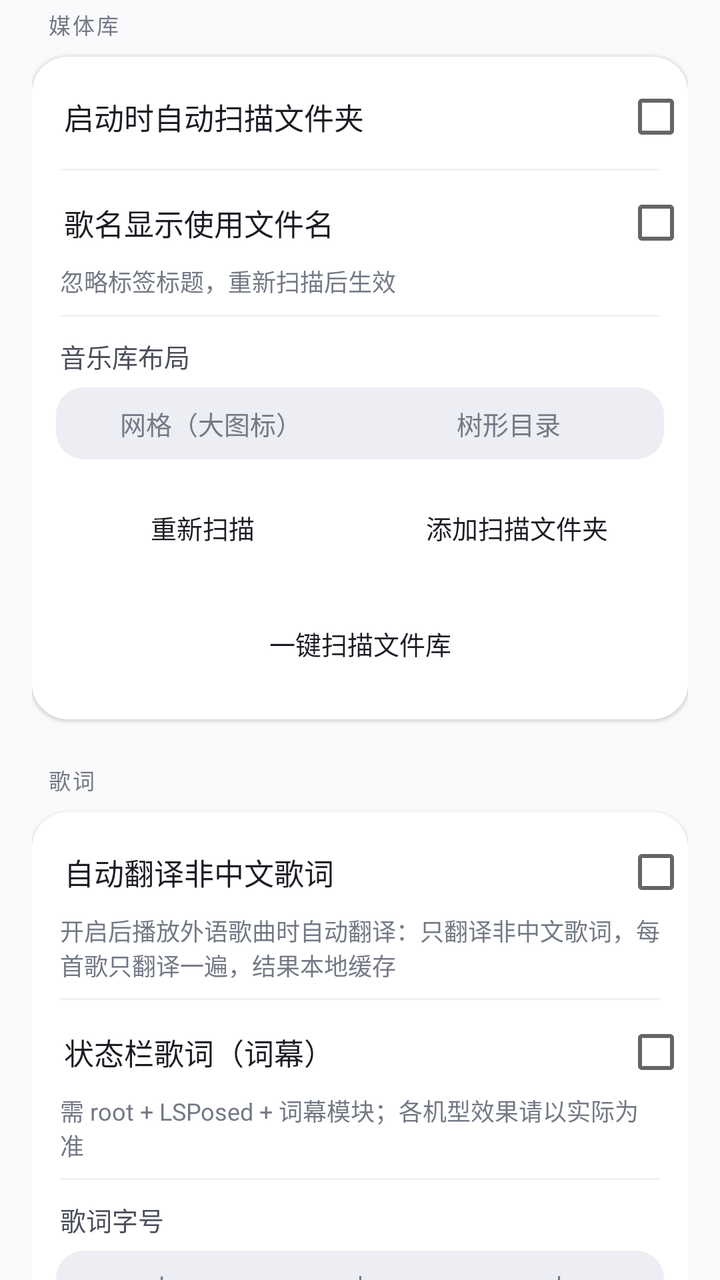
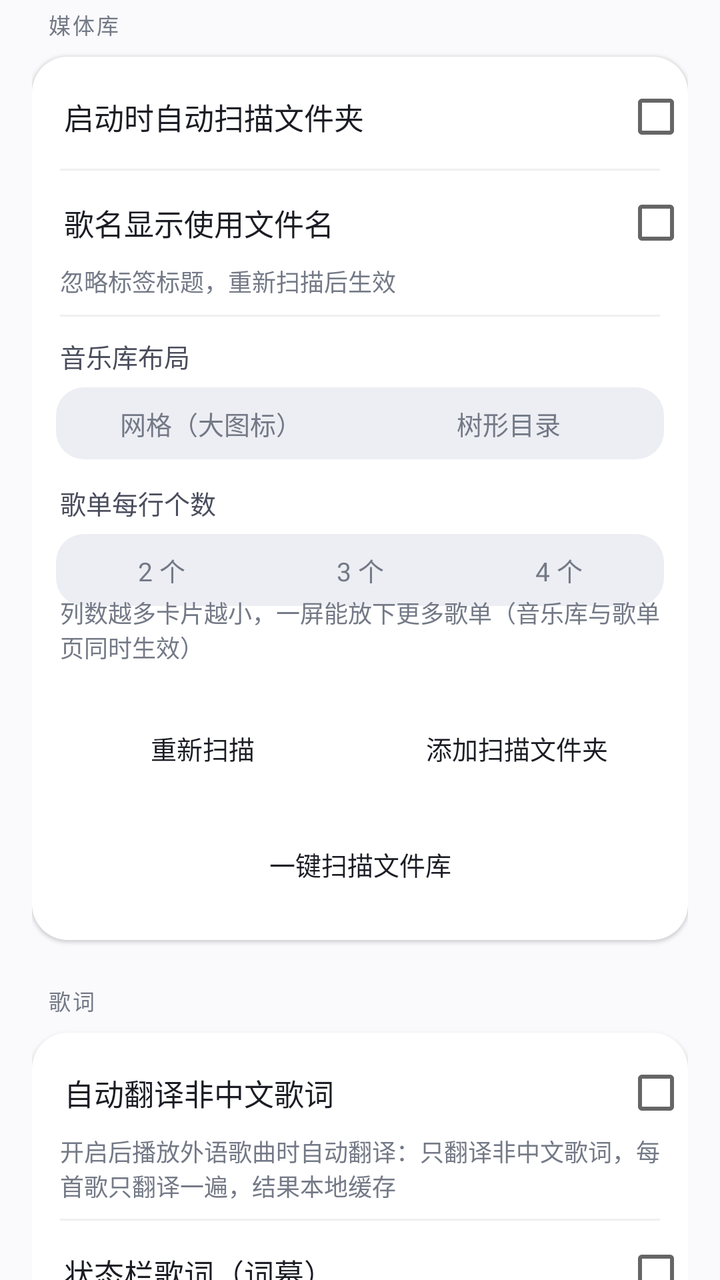

An Android layout rendered at two revisions. The XML below is the earlier revision; the diff shows what the commit changed to produce the second picture.
<!-- AndroidManifest.xml: application theme Theme.SubtitlePlayer -->
<!-- res/layout/settings_dialog.xml -->
<?xml version="1.0" encoding="utf-8"?>
<ScrollView xmlns:android="http://schemas.android.com/apk/res/android"
    android:layout_width="match_parent"
    android:layout_height="match_parent"
    android:overScrollMode="ifContentScrolls"
    android:scrollbars="none">

    <LinearLayout
        android:layout_width="match_parent"
        android:layout_height="wrap_content"
        android:orientation="vertical"
        android:paddingStart="16dp"
        android:paddingEnd="16dp"
        android:paddingTop="2dp"
        android:paddingBottom="10dp">

        
        <TextView
            style="@style/SettingsSection"
            android:layout_marginTop="2dp"
            android:text="@string/settings_cat_library" />

        <LinearLayout style="@style/SettingsCard">

            <CheckBox
                android:id="@+id/chkAutoScan"
                style="@style/SettingsSwitch"
                android:text="@string/auto_scan" />

            <View style="@style/SettingsDivider" />

            <CheckBox
                android:id="@+id/chkTitleFromFilename"
                style="@style/SettingsSwitch"
                android:text="@string/title_from_filename" />

            <TextView
                style="@style/SettingsHint"
                android:text="@string/title_from_filename_hint" />

            <View style="@style/SettingsDivider" />

            <TextView
                style="@style/SettingsLabel"
                android:layout_marginTop="10dp"
                android:text="@string/lib_layout" />

            <RadioGroup
                android:id="@+id/rgLibLayout"
                style="@style/SettingsSegment">

                <RadioButton
                    android:id="@+id/rbLibGrid"
                    style="@style/SettingsSegItem"
                    android:tag="0"
                    android:text="@string/lib_grid" />

                <RadioButton
                    android:id="@+id/rbLibTree"
                    style="@style/SettingsSegItem"
                    android:tag="1"
                    android:text="@string/lib_tree" />
            </RadioGroup>

            <LinearLayout style="@style/SettingsBtnRow">

                <Button
                    android:id="@+id/btnRescanNow"
                    style="@style/BtnStyle"
                    android:layout_width="0dp"
                    android:layout_height="wrap_content"
                    android:layout_marginEnd="5dp"
                    android:layout_weight="1"
                    android:text="@string/rescan" />

                <Button
                    android:id="@+id/btnChangeFolder"
                    style="@style/BtnStyle"
                    android:layout_width="0dp"
                    android:layout_height="wrap_content"
                    android:layout_marginStart="5dp"
                    android:layout_weight="1"
                    android:text="@string/change_folder" />
            </LinearLayout>

            
            <LinearLayout style="@style/SettingsBtnRow"
                android:layout_marginTop="4dp">

                <Button
                    android:id="@+id/btnScanAll"
                    style="@style/BtnStyle"
                    android:layout_width="match_parent"
                    android:layout_height="wrap_content"
                    android:text="@string/scan_all" />
            </LinearLayout>
        </LinearLayout>

        
        <TextView
            style="@style/SettingsSection"
            android:text="@string/settings_cat_lyrics" />

        <LinearLayout style="@style/SettingsCard">

            <CheckBox
                android:id="@+id/chkAutoTrans"
                style="@style/SettingsSwitch"
                android:text="@string/auto_trans" />

            <TextView
                style="@style/SettingsHint"
                android:text="@string/auto_trans_hint" />

            <View style="@style/SettingsDivider" />

            <CheckBox
                android:id="@+id/chkLyricon"
                style="@style/SettingsSwitch"
                android:text="@string/lyricon_enabled" />

            <TextView
                style="@style/SettingsHint"
                android:text="@string/lyricon_hint" />

            <View style="@style/SettingsDivider" />

            <TextView
                style="@style/SettingsLabel"
                android:layout_marginTop="10dp"
                android:text="@string/lyric_size_label" />

            <RadioGroup
                android:id="@+id/rgLyricSize"
                style="@style/SettingsSegment">

                <RadioButton
                    android:id="@+id/rbLyricSmall"
                    style="@style/SettingsSegItem"
                    android:tag="15"
                    android:text="@string/size_small" />

                <RadioButton
                    android:id="@+id/rbLyricMid"
                    style="@style/SettingsSegItem"
                    android:tag="18"
                    android:text="@string/size_medium" />

                <RadioButton
                    android:id="@+id/rbLyricLarge"
                    style="@style/SettingsSegItem"
                    android:tag="22"
                    android:text="@string/size_large" />
            </RadioGroup>

            <TextView
                style="@style/SettingsLabel"
                android:text="@string/lyric_font_label" />

            <RadioGroup
                android:id="@+id/rgFont"
                style="@style/SettingsSegment"
                android:layout_marginBottom="4dp">

                <RadioButton
                    android:id="@+id/rbFontDefault"
                    style="@style/SettingsSegItem"
                    android:tag="0"
                    android:text="@string/font_default" />

                <RadioButton
                    android:id="@+id/rbFontSerif"
                    style="@style/SettingsSegItem"
                    android:tag="1"
                    android:text="@string/font_serif" />

                <RadioButton
                    android:id="@+id/rbFontMono"
                    style="@style/SettingsSegItem"
                    android:tag="2"
                    android:text="@string/font_mono" />
            </RadioGroup>
        </LinearLayout>

        
        <TextView
            style="@style/SettingsSection"
            android:text="@string/settings_cat_desktop" />

        <LinearLayout style="@style/SettingsCard">

            <CheckBox
                android:id="@+id/chkDesktopLyrics"
                style="@style/SettingsSwitch"
                android:text="@string/desktop_lyrics_label" />

            <LinearLayout
                android:id="@+id/lyricsGroup"
                android:layout_width="match_parent"
                android:layout_height="wrap_content"
                android:orientation="vertical"
                android:visibility="gone">

                <View style="@style/SettingsDivider" />

                <TextView
                    style="@style/SettingsLabel"
                    android:layout_marginTop="10dp"
                    android:text="@string/desktop_lyrics_size_label" />

                <RadioGroup
                    android:id="@+id/rgDesktopSize"
                    style="@style/SettingsSegment">

                    <RadioButton
                        android:id="@+id/rbDesktopSizeS"
                        style="@style/SettingsSegItem"
                        android:tag="0"
                        android:text="@string/size_small" />

                    <RadioButton
                        android:id="@+id/rbDesktopSizeM"
                        style="@style/SettingsSegItem"
                        android:tag="1"
                        android:text="@string/size_medium" />

                    <RadioButton
                        android:id="@+id/rbDesktopSizeL"
                        style="@style/SettingsSegItem"
                        android:tag="2"
                        android:text="@string/size_large" />
                </RadioGroup>

                <TextView
                    style="@style/SettingsLabel"
                    android:text="@string/desktop_lyrics_alpha_label" />

                <RadioGroup
                    android:id="@+id/rgDesktopAlpha"
                    style="@style/SettingsSegment">

                    <RadioButton
                        android:id="@+id/rbDesktopAlpha0"
                        style="@style/SettingsSegItem"
                        android:textSize="12sp"
                        android:tag="0"
                        android:text="@string/desktop_lyrics_alpha_0" />

                    <RadioButton
                        android:id="@+id/rbDesktopAlpha1"
                        style="@style/SettingsSegItem"
                        android:textSize="12sp"
                        android:tag="1"
                        android:text="@string/desktop_lyrics_alpha_1" />

                    <RadioButton
                        android:id="@+id/rbDesktopAlpha2"
                        style="@style/SettingsSegItem"
                        android:textSize="12sp"
                        android:tag="2"
                        android:text="@string/desktop_lyrics_alpha_2" />

                    <RadioButton
                        android:id="@+id/rbDesktopAlpha3"
                        style="@style/SettingsSegItem"
                        android:textSize="12sp"
                        android:tag="3"
                        android:text="@string/desktop_lyrics_alpha_3" />
                </RadioGroup>

                <Button
                    android:id="@+id/btnDesktopColor"
                    style="@style/BtnStyle"
                    android:layout_width="match_parent"
                    android:layout_height="wrap_content"
                    android:layout_marginStart="12dp"
                    android:layout_marginEnd="12dp"
                    android:layout_marginTop="12dp"
                    android:text="@string/desktop_lyrics_color" />

                <View
                    style="@style/SettingsDivider"
                    android:layout_marginTop="10dp" />

                <CheckBox
                    android:id="@+id/chkLyricsLocked"
                    style="@style/SettingsSwitch"
                    android:text="@string/desktop_lyrics_locked" />

                <View style="@style/SettingsDivider" />

                <CheckBox
                    android:id="@+id/chkDesktopCenter"
                    style="@style/SettingsSwitch"
                    android:text="@string/desktop_lyrics_center" />

                <TextView
                    style="@style/SettingsHint"
                    android:text="@string/desktop_lyrics_center_hint" />
            </LinearLayout>
        </LinearLayout>

        
        <TextView
            style="@style/SettingsSection"
            android:text="@string/settings_cat_playback" />

        <LinearLayout style="@style/SettingsCard">

            <CheckBox
                android:id="@+id/chkNoSwipeSwitch"
                style="@style/SettingsSwitch"
                android:text="@string/no_swipe_switch" />

            <TextView
                style="@style/SettingsHint"
                android:text="@string/no_swipe_switch_hint" />

            <View style="@style/SettingsDivider" />

            <CheckBox
                android:id="@+id/chkMixAudio"
                style="@style/SettingsSwitch"
                android:text="@string/mix_audio_label" />

            <TextView
                style="@style/SettingsHint"
                android:text="@string/mix_audio_hint" />

            <View style="@style/SettingsDivider" />

            <CheckBox
                android:id="@+id/chkAlarmPlay"
                style="@style/SettingsSwitch"
                android:text="@string/alarm_play" />

            <TextView
                style="@style/SettingsHint"
                android:text="@string/alarm_play_hint" />

            <View style="@style/SettingsDivider" />

            <CheckBox
                android:id="@+id/chkAlarmOnce"
                style="@style/SettingsSwitch"
                android:text="@string/alarm_once_label" />

            <TextView
                style="@style/SettingsHint"
                android:text="@string/alarm_once_hint" />

            <View style="@style/SettingsDivider" />

            <CheckBox
                android:id="@+id/chkPerSong"
                style="@style/SettingsSwitch"
                android:text="@string/per_song_label" />

            <TextView
                style="@style/SettingsHint"
                android:text="@string/per_song_hint" />

            <View style="@style/SettingsDivider" />

            <TextView
                style="@style/SettingsLabel"
                android:layout_marginTop="10dp"
                android:text="@string/seek_step_label" />

            <RadioGroup
                android:id="@+id/rgSeekStep"
                style="@style/SettingsSegment">

                <RadioButton
                    style="@style/SettingsSegItem"
                    android:tag="1"
                    android:text="1s" />

                <RadioButton
                    style="@style/SettingsSegItem"
                    android:tag="2"
                    android:text="2s" />

                <RadioButton
                    style="@style/SettingsSegItem"
                    android:tag="5"
                    android:text="5s" />

                <RadioButton
                    style="@style/SettingsSegItem"
                    android:tag="10"
                    android:text="10s" />

                <RadioButton
                    style="@style/SettingsSegItem"
                    android:tag="15"
                    android:text="15s" />

                <RadioButton
                    style="@style/SettingsSegItem"
                    android:tag="30"
                    android:text="30s" />
            </RadioGroup>

            <View style="@style/SettingsDivider" />

            
            <TextView
                style="@style/SettingsLabel"
                android:layout_marginTop="10dp"
                android:text="@string/back_step_label" />

            <RadioGroup
                android:id="@+id/rgBackStep"
                style="@style/SettingsSegment">

                
                <RadioButton
                    style="@style/SettingsSegItem"
                    android:tag="0"
                    android:text="@string/back_step_stepwise" />

                
                <RadioButton
                    style="@style/SettingsSegItem"
                    android:tag="1"
                    android:text="@string/back_step_jump" />
            </RadioGroup>

            <TextView
                style="@style/SettingsHint"
                android:text="@string/back_step_hint" />

            <View style="@style/SettingsDivider" />

            <TextView
                style="@style/SettingsLabel"
                android:layout_marginTop="10dp"
                android:text="@string/video_tap_zone_label" />

            <RadioGroup
                android:id="@+id/rgVideoTapZone"
                style="@style/SettingsSegment">

                <RadioButton
                    style="@style/SettingsSegItem"
                    android:tag="33"
                    android:text="@string/video_tap_zone_third" />

                <RadioButton
                    style="@style/SettingsSegItem"
                    android:tag="50"
                    android:text="@string/video_tap_zone_half" />

                <RadioButton
                    style="@style/SettingsSegItem"
                    android:tag="66"
                    android:text="@string/video_tap_zone_two_thirds" />
            </RadioGroup>

            <TextView
                style="@style/SettingsHint"
                android:text="@string/video_tap_zone_hint" />

            <Button
                android:id="@+id/btnEqSettings"
                style="@style/BtnStyle"
                android:layout_width="match_parent"
                android:layout_height="wrap_content"
                android:layout_marginStart="12dp"
                android:layout_marginEnd="12dp"
                android:layout_marginTop="12dp"
                android:layout_marginBottom="6dp"
                android:text="@string/eq_entry" />
        </LinearLayout>

        
        <TextView
            style="@style/SettingsSection"
            android:text="@string/settings_cat_appearance" />

        <LinearLayout style="@style/SettingsCard">

            <TextView
                style="@style/SettingsLabel"
                android:layout_marginTop="10dp"
                android:text="@string/ui_size_label" />

            <RadioGroup
                android:id="@+id/rgUiSize"
                style="@style/SettingsSegment">

                <RadioButton
                    android:id="@+id/rbUiSmall"
                    style="@style/SettingsSegItem"
                    android:tag="13"
                    android:text="@string/size_small" />

                <RadioButton
                    android:id="@+id/rbUiStd"
                    style="@style/SettingsSegItem"
                    android:tag="15"
                    android:text="@string/size_standard" />

                <RadioButton
                    android:id="@+id/rbUiLarge"
                    style="@style/SettingsSegItem"
                    android:tag="17"
                    android:text="@string/size_large" />
            </RadioGroup>

            <Button
                android:id="@+id/btnTheme"
                style="@style/BtnStyle"
                android:layout_width="match_parent"
                android:layout_height="wrap_content"
                android:layout_marginStart="12dp"
                android:layout_marginEnd="12dp"
                android:layout_marginTop="12dp"
                android:layout_marginBottom="6dp"
                android:text="@string/theme_entry" />
        </LinearLayout>

        
        <TextView
            style="@style/SettingsSection"
            android:text="@string/settings_cat_tools" />

        <LinearLayout style="@style/SettingsCard"
            android:paddingBottom="2dp">

            <LinearLayout style="@style/SettingsBtnRow"
                android:layout_marginBottom="2dp">

                <Button
                    android:id="@+id/btnAsrEntry"
                    style="@style/BtnStyle"
                    android:layout_width="0dp"
                    android:layout_height="wrap_content"
                    android:layout_marginEnd="5dp"
                    android:layout_weight="1"
                    android:text="@string/asr_entry" />

                <Button
                    android:id="@+id/btnTransSettings"
                    style="@style/BtnStyle"
                    android:layout_width="0dp"
                    android:layout_height="wrap_content"
                    android:layout_marginStart="5dp"
                    android:layout_weight="1"
                    android:text="@string/trans_settings" />
            </LinearLayout>

            <LinearLayout style="@style/SettingsBtnRow"
                android:layout_marginTop="4dp">

                <Button
                    android:id="@+id/btnExportLog"
                    style="@style/BtnStyle"
                    android:layout_width="0dp"
                    android:layout_height="wrap_content"
                    android:layout_marginEnd="5dp"
                    android:layout_weight="1"
                    android:text="@string/playback_log_btn" />

                <Button
                    android:id="@+id/btnAbout"
                    style="@style/BtnStyle"
                    android:layout_width="0dp"
                    android:layout_height="wrap_content"
                    android:layout_marginStart="5dp"
                    android:layout_weight="1"
                    android:text="@string/about" />
            </LinearLayout>

            
            <LinearLayout style="@style/SettingsBtnRow"
                android:layout_marginTop="4dp">

                <Button
                    android:id="@+id/btnHidden"
                    style="@style/BtnStyle"
                    android:layout_width="0dp"
                    android:layout_height="wrap_content"
                    android:layout_weight="1"
                    android:text="@string/hidden_entry" />
            </LinearLayout>

            <TextView
                style="@style/SettingsHint"
                android:layout_marginTop="0dp"
                android:text="@string/playback_log_hint" />
        </LinearLayout>

    </LinearLayout>
</ScrollView>
<!-- resources referenced by this layout -->
<resources>
  <string name="about">关于拾音</string>
  <string name="alarm_once_hint">勾选后定时播放只响一次，触发后自动关闭；不勾选则每天同一时间播放</string>
  <string name="alarm_once_label">仅播放一次</string>
  <string name="alarm_play">定时开始播放</string>
  <string name="alarm_play_hint">设置后到点自动开始播放（早上听歌闹钟），使用上次播放的歌曲与进度</string>
  <string name="asr_entry">歌词识别（日语）</string>
  <string name="auto_scan">启动时自动扫描文件夹</string>
  <string name="auto_trans">自动翻译非中文歌词</string>
  <string name="back_step_jump">直接回列表</string>
  <string name="back_step_label">返回键级数</string>
  <string name="back_step_stepwise">逐级返回</string>
  <string name="change_folder">添加扫描文件夹</string>
  <string name="desktop_lyrics_alpha_0">不透明</string>
  <string name="desktop_lyrics_alpha_1">半透明</string>
  <string name="desktop_lyrics_alpha_2">更透明</string>
  <string name="desktop_lyrics_alpha_3">全透明</string>
  <string name="desktop_lyrics_alpha_label">背景透明度</string>
  <string name="desktop_lyrics_center">居中显示</string>
  <string name="desktop_lyrics_center_hint">水平始终居中，可上下拖动（修复横屏跑出屏幕）</string>
  <string name="desktop_lyrics_color">歌词文字颜色</string>
  <string name="desktop_lyrics_label">桌面歌词</string>
  <string name="desktop_lyrics_locked">锁定位置（不可拖动）</string>
  <string name="desktop_lyrics_size_label">歌词字号</string>
  <string name="eq_entry">音效</string>
  <string name="font_default">默认</string>
  <string name="font_mono">等宽</string>
  <string name="font_serif">衬线</string>
  <string name="hidden_entry">已隐藏的内容</string>
  <string name="lib_grid">网格（大图标）</string>
  <string name="lib_layout">音乐库布局</string>
  <string name="lib_tree">树形目录</string>
  <string name="lyric_font_label">歌词字体</string>
  <string name="lyric_size_label">歌词字号</string>
  <string name="lyricon_enabled">状态栏歌词（词幕）</string>
  <string name="lyricon_hint">需 root + LSPosed + 词幕模块；各机型效果请以实际为准</string>
  <string name="mix_audio_hint">开启后不会因其他应用（视频/广告等）播放而暂停，适合边听歌边刷视频</string>
  <string name="mix_audio_label">与其他音频同时播放</string>
  <string name="no_swipe_switch">禁止上下滑动切歌</string>
  <string name="per_song_hint">开启后切走再切回，从上次位置继续（占用更多存储，建议歌曲多时关闭）</string>
  <string name="per_song_label">记住每首歌的播放进度</string>
  <string name="playback_log_btn">导出运行日志</string>
  <string name="playback_log_hint">播放异常时点「导出运行日志」，复制日志发给作者即可</string>
  <string name="rescan">重新扫描</string>
  <string name="scan_all">一键扫描文件库</string>
  <string name="seek_step_label">快进退时长</string>
  <string name="settings_cat_appearance">外观</string>
  <string name="settings_cat_desktop">桌面歌词</string>
  <string name="settings_cat_library">媒体库</string>
  <string name="settings_cat_lyrics">歌词</string>
  <string name="settings_cat_playback">播放</string>
  <string name="settings_cat_tools">工具</string>
  <string name="size_large">大</string>
  <string name="size_medium">中</string>
  <string name="size_small">小</string>
  <string name="size_standard">标准</string>
  <string name="theme_entry">主题</string>
  <string name="title_from_filename">歌名显示使用文件名</string>
  <string name="title_from_filename_hint">忽略标签标题，重新扫描后生效</string>
  <string name="trans_settings">翻译设置</string>
  <string name="ui_size_label">界面字号</string>
  <string name="video_tap_zone_half">左右各 1/2</string>
  <string name="video_tap_zone_hint">点击左侧回退、右侧快进；中间区域按左/右侧边界归类。</string>
  <string name="video_tap_zone_label">视频快进/快退区域</string>
  <string name="video_tap_zone_third">左右各 1/3</string>
  <string name="video_tap_zone_two_thirds">左右各 2/3</string>
  <color name="text_primary">#1B1C24</color>
  <color name="divider">#0F000000</color>
  <color name="text_hint">#737986</color>
  <color name="text_normal">#4A4D5C</color>
  <color name="bg">#FAFAFC</color>
  <color name="accent">#4A6CF7</color>
  <color name="surface">#FFFFFF</color>
  <color name="segment_track">#ECEEF3</color>
  <!-- unchanged entries left out for length: 19 -->
</resources>

<!-- the commit's change to res/layout/settings_dialog.xml (unified diff, before → after) -->
@@ -61,6 +61,38 @@
                     android:tag="1"
                     android:text="@string/lib_tree" />
             </RadioGroup>
+
+            
+            <TextView
+                style="@style/SettingsLabel"
+                android:text="@string/playlist_columns" />
+
+            <RadioGroup
+                android:id="@+id/rgPlaylistCols"
+                style="@style/SettingsSegment">
+
+                <RadioButton
+                    android:id="@+id/rbCols2"
+                    style="@style/SettingsSegItem"
+                    android:tag="2"
+                    android:text="@string/cols_2" />
+
+                <RadioButton
+                    android:id="@+id/rbCols3"
+                    style="@style/SettingsSegItem"
+                    android:tag="3"
+                    android:text="@string/cols_3" />
+
+                <RadioButton
+                    android:id="@+id/rbCols4"
+                    style="@style/SettingsSegItem"
+                    android:tag="4"
+                    android:text="@string/cols_4" />
+            </RadioGroup>
+
+            <TextView
+                style="@style/SettingsHint"
+                android:text="@string/playlist_columns_hint" />
 
             <LinearLayout style="@style/SettingsBtnRow">
 
<!-- resource entries referenced after the edit -->
@@ -12,6 +12,9 @@
   <string name="back_step_label">返回键级数</string>
   <string name="back_step_stepwise">逐级返回</string>
   <string name="change_folder">添加扫描文件夹</string>
+  <string name="cols_2">2 个</string>
+  <string name="cols_3">3 个</string>
+  <string name="cols_4">4 个</string>
   <string name="desktop_lyrics_alpha_0">不透明</string>
   <string name="desktop_lyrics_alpha_1">半透明</string>
   <string name="desktop_lyrics_alpha_2">更透明</string>
@@ -42,6 +45,8 @@
   <string name="per_song_label">记住每首歌的播放进度</string>
   <string name="playback_log_btn">导出运行日志</string>
   <string name="playback_log_hint">播放异常时点「导出运行日志」，复制日志发给作者即可</string>
+  <string name="playlist_columns">歌单每行个数</string>
+  <string name="playlist_columns_hint">列数越多卡片越小，一屏能放下更多歌单（音乐库与歌单页同时生效）</string>
   <string name="rescan">重新扫描</string>
   <string name="scan_all">一键扫描文件库</string>
   <string name="seek_step_label">快进退时长</string>
